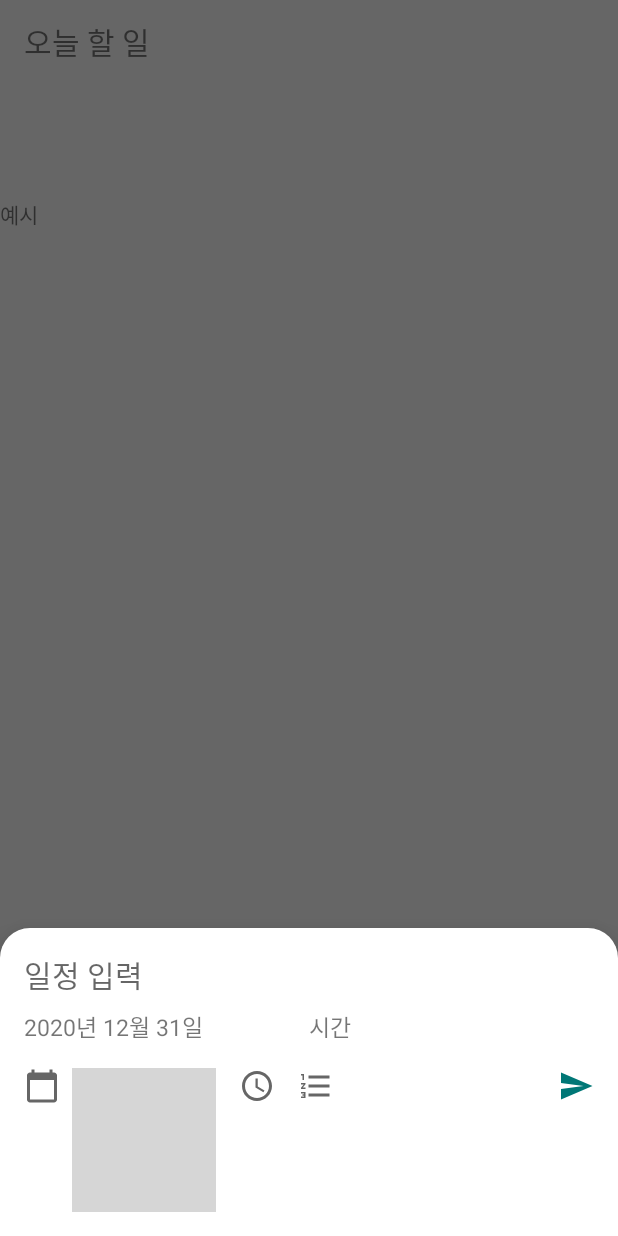
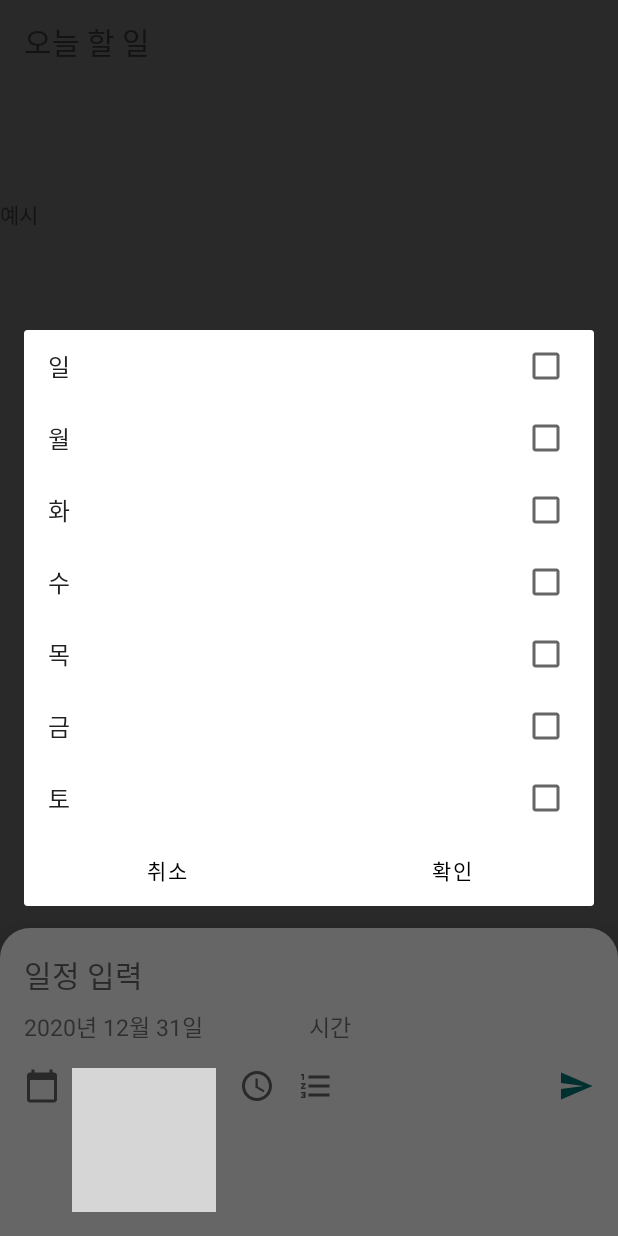
Before and after one commit to kju1018/MyTodoList, an Android app: the fragment Todo_add_dialog placed in its activity, after a tap on an icon or button, on a phone screen of 412 x 824 dp. Run offline under Robolectric (Android 15) with nearby library versions, the phone set to English and light mode, and no system bars; grey boxes are pictures that could not be loaded.

Commit message:
할 일 작성시 반복 요일 선택가능

```diff
--- /dev/null
+++ b/app/src/main/java/com/kmsapp/mytodolist/Interface/Add_todoListener.java
@@ -0,0 +1,5 @@
+package com.kmsapp.mytodolist.Interface;
+
+public interface Add_todoListener {
+    void save(String example);
+}
--- /dev/null
+++ b/app/src/main/java/com/kmsapp/mytodolist/Interface/Repeat_Listener.java
@@ -0,0 +1,7 @@
+package com.kmsapp.mytodolist.Interface;
+
+import android.util.SparseBooleanArray;
+
+public interface Repeat_Listener {
+    void loadDay(String dayNumber, String dayKor, SparseBooleanArray checkedItems);
+}
--- a/app/src/main/java/com/kmsapp/mytodolist/View/Repeat_Dialog.java
+++ b/app/src/main/java/com/kmsapp/mytodolist/View/Repeat_Dialog.java
@@ -5,29 +5,63 @@ import android.os.Bundle;
 import androidx.fragment.app.DialogFragment;
 import androidx.fragment.app.Fragment;
 
+import android.os.Parcelable;
+import android.util.Log;
+import android.util.SparseBooleanArray;
 import android.view.LayoutInflater;
 import android.view.View;
 import android.view.ViewGroup;
+import android.widget.AdapterView;
+import android.widget.ArrayAdapter;
+import android.widget.Button;
+import android.widget.ListView;
+import android.widget.Toast;
 
+import com.google.android.material.internal.ParcelableSparseBooleanArray;
+import com.kmsapp.mytodolist.Interface.Repeat_Listener;
 import com.kmsapp.mytodolist.R;
+
+import java.util.ArrayList;
+import java.util.List;
 
 
 public class Repeat_Dialog extends DialogFragment {
 
+    private static final String CHECKED = "checked";
+
+    private ListView listView;
+    private Button cancle, confirm;
+
+    private ArrayAdapter<String> arrayAdapter;
+    private List dayotweek = new ArrayList();
+
+    private Repeat_Listener repeat_listener;
+    private String checked = "";
 
 
     public Repeat_Dialog() {
 
     }
 
-    public static Repeat_Dialog newInstance(String param1, String param2) {
+    public static Repeat_Dialog newInstance() {
         Repeat_Dialog fragment = new Repeat_Dialog();
+        return fragment;
+    }
+
+    public static Repeat_Dialog newInstance(String checkN) {
+        Repeat_Dialog fragment = new Repeat_Dialog();
+        Bundle args = new Bundle();
+        args.putString(CHECKED, checkN);
+        fragment.setArguments(args);
         return fragment;
     }
 
     @Override
     public void onCreate(Bundle savedInstanceState) {
         super.onCreate(savedInstanceState);
+        if (getArguments() != null) {
+            checked = getArguments().getString(CHECKED);
+        }
     }
 
     @Override
@@ -35,8 +69,58 @@ public class Repeat_Dialog extends DialogFragment {
                              Bundle savedInstanceState) {
         View view = inflater.inflate(R.layout.repeat_dialog, container, false);
 
+        confirm = view.findViewById(R.id.repeat_confirm);
+        cancle = view.findViewById(R.id.repeat_cancle);
+        listView = view.findViewById(R.id.todo_repeat_listview);
 
+        dayotweek.add("일");//1
+        dayotweek.add("월");//2
+        dayotweek.add("화");//3
+        dayotweek.add("수");//4
+        dayotweek.add("목");//5
+        dayotweek.add("금");//6
+        dayotweek.add("토");//7
+
+        arrayAdapter = new ArrayAdapter<String>(getActivity(),android.R.layout.simple_list_item_multiple_choice,dayotweek);
+
+        listView.setChoiceMode(ListView.CHOICE_MODE_MULTIPLE);
+        listView.setAdapter(arrayAdapter);
+        if(checked.length() != 0){
+            int position;
+            for (int i = 0; i < checked.length(); i++) {
+                position = Integer.parseInt(String.valueOf(checked.charAt(i)))-1;
+                listView.setItemChecked(position,true);
+            }
+        }
+//        listView.setItemChecked();
+//checkedItems.size()은 true의 개수
+        confirm.setOnClickListener(new View.OnClickListener() {
+            @Override
+            public void onClick(View view) {
+                SparseBooleanArray checkedItems = listView.getCheckedItemPositions();
+                //TODO 일단은 스트링으로 넘겨주고 나중에 바꿔줌
+                String dayNumber = "";
+                String dayKor = "";
+                for (int i = 0; i <= dayotweek.size(); i++) {
+                    if (checkedItems.get(i)) {
+                        dayNumber += (i+1);
+                        dayKor += dayotweek.get(i) + ", ";
+                    }
+                    Log.d("asdf", "onClick: " + checkedItems.get(i));
+                }
+                if(dayKor.length() != 0) {
+                    dayKor = dayKor.substring(0, dayKor.length() - 2);
+
+                }
+                repeat_listener.loadDay(dayNumber, dayKor, checkedItems);
+                dismiss();
+            }
+        });
 
         return view;
     }
+
+    public void setRepeat_listener(Repeat_Listener listener){
+        this.repeat_listener = listener;
+    }
 }
--- a/app/src/main/java/com/kmsapp/mytodolist/View/Todo_TodayActivity.java
+++ b/app/src/main/java/com/kmsapp/mytodolist/View/Todo_TodayActivity.java
@@ -10,9 +10,10 @@ import android.widget.ImageView;
 import android.widget.TextView;
 
 import com.google.android.material.floatingactionbutton.FloatingActionButton;
+import com.kmsapp.mytodolist.Interface.Add_todoListener;
 import com.kmsapp.mytodolist.R;
 
-public class Todo_TodayActivity extends AppCompatActivity implements Todo_add_dialog.Add_totoListener {
+public class Todo_TodayActivity extends AppCompatActivity implements Add_todoListener {
 
     private Toolbar toolbar;
     private TextView toolbar_title;
@@ -47,7 +48,7 @@ public class Todo_TodayActivity extends AppCompatActivity implements Todo_add_di
             @Override
             public void onClick(View view) {
                 todo_add_dialog = Todo_add_dialog.newInstance();
-                todo_add_dialog.setAdd_totoListener(Todo_TodayActivity.this);
+                todo_add_dialog.setAdd_todoListener(Todo_TodayActivity.this);
                 FragmentManager fm = getSupportFragmentManager();
                 todo_add_dialog.show(fm, "todo_add_dialog");
             }
--- a/app/src/main/java/com/kmsapp/mytodolist/View/Todo_add_dialog.java
+++ b/app/src/main/java/com/kmsapp/mytodolist/View/Todo_add_dialog.java
@@ -3,6 +3,7 @@ package com.kmsapp.mytodolist.View;
 import android.app.DatePickerDialog;
 import android.os.Bundle;
 import android.util.Log;
+import android.util.SparseBooleanArray;
 import android.view.LayoutInflater;
 import android.view.View;
 import android.view.ViewGroup;
@@ -16,20 +17,26 @@ import androidx.annotation.Nullable;
 import androidx.fragment.app.DialogFragment;
 
 import com.google.android.material.bottomsheet.BottomSheetDialogFragment;
+import com.kmsapp.mytodolist.Interface.Add_todoListener;
+import com.kmsapp.mytodolist.Interface.Repeat_Listener;
 import com.kmsapp.mytodolist.R;
 
 import java.util.Calendar;
 
 public class Todo_add_dialog extends BottomSheetDialogFragment {
 
-    private Add_totoListener add_totoListener;
+    private Add_todoListener add_todoListener;
     private EditText todo_add_content;
     private ImageButton todo_add_save,todo_add_calendar_off,
             todo_add_calendar_on, todo_add_repeat_off, todo_add_repeat_on;
     private TextView todo_add_date;
 
+    private Repeat_Dialog repeat_dialog;
+
     private Calendar cal;
+    private  String today= "";
     private int y, m, d;
+    private String dayN = "", dayK;
 
 
     public static Todo_add_dialog newInstance() {
@@ -64,7 +71,7 @@ public class Todo_add_dialog extends BottomSheetDialogFragment {
         y = cal.get(Calendar.YEAR);
         m = cal.get(Calendar.MONTH) + 1;
         d = cal.get(Calendar.DATE);
-        String today =  y + "년 " + m + "월 " + d + "일";
+        today =  y + "년 " + m + "월 " + d + "일";
         todo_add_date.setText(today);
 
         todo_add_calendar_off.setOnClickListener(new View.OnClickListener() {
@@ -88,17 +95,46 @@ public class Todo_add_dialog extends BottomSheetDialogFragment {
                 todo_add_repeat_on.setVisibility(View.VISIBLE);
                 todo_add_calendar_off.setVisibility(View.VISIBLE);
                 todo_add_calendar_on.setVisibility(View.GONE);
+
+                loadRepeatInfo();
+            }
+        });
+
+        todo_add_repeat_on.setOnClickListener(new View.OnClickListener() {
+            @Override
+            public void onClick(View view) {
+                loadRepeatInfo();
             }
         });
 
         todo_add_save.setOnClickListener(new View.OnClickListener() {
             @Override
             public void onClick(View view) {
-                add_totoListener.save(todo_add_content.getText().toString());
+                add_todoListener.save(todo_add_content.getText().toString());
             }
         });
 
         return view;
+    }
+
+    private void loadRepeatInfo() {
+        if(dayN.length() == 0) {
+            repeat_dialog = Repeat_Dialog.newInstance();
+        }else {
+            repeat_dialog = Repeat_Dialog.newInstance(dayN);
+        }
+        repeat_dialog.setRepeat_listener(new Repeat_Listener() {
+            @Override
+            public void loadDay(String dayNumber, String dayKor, SparseBooleanArray checkedItems) {
+                dayN = dayNumber;
+                dayK = dayKor;
+                if(dayKor.length() == 0)
+                    todo_add_date.setText(today);
+                else
+                    todo_add_date.setText(dayKor);
+            }
+        });
+        repeat_dialog.show(getFragmentManager(),"repeat_dialog");
     }
 
     private void selectDate() {
@@ -122,12 +158,10 @@ public class Todo_add_dialog extends BottomSheetDialogFragment {
     }
 
 
-    interface Add_totoListener {
-        void save(String example);
-    }
 
-    public void setAdd_totoListener(Add_totoListener listener){
-        this.add_totoListener = listener;
+
+    public void setAdd_todoListener(Add_todoListener listener){
+        this.add_todoListener = listener;
     }
 
 }
--- a/app/src/main/res/layout/repeat_dialog.xml
+++ b/app/src/main/res/layout/repeat_dialog.xml
@@ -2,21 +2,41 @@
 <LinearLayout xmlns:android="http://schemas.android.com/apk/res/android"
     xmlns:tools="http://schemas.android.com/tools"
     android:layout_width="match_parent"
-    android:layout_height="match_parent"
+    android:layout_height="wrap_content"
     tools:context=".View.Repeat_Dialog"
     android:orientation="vertical">
 
+    <ListView
+        android:id="@+id/todo_repeat_listview"
+        android:layout_width="match_parent"
+        android:layout_height="0dp"
+        android:layout_weight="6"
+        android:scrollbars="none"/>
+
     <LinearLayout
         android:layout_width="match_parent"
-        android:layout_height="wrap_content">
+        android:layout_height="0dp"
+        android:layout_weight="1"
+        android:orientation="horizontal">
 
+        <Button
+            android:id="@+id/repeat_cancle"
+            android:layout_width="0dp"
+            android:layout_height="wrap_content"
+            android:layout_weight="1"
+            android:background="@android:color/transparent"
+            android:text="취소"
+            android:textColor="#000000"
+            />
 
-
-
+        <Button
+            android:id="@+id/repeat_confirm"
+            android:layout_width="0dp"
+            android:layout_height="wrap_content"
+            android:layout_weight="1"
+            android:background="@android:color/transparent"
+            android:text="확인"
+            android:textColor="#000000"/>
 
     </LinearLayout>
-
-
-
-
 </LinearLayout>
```
